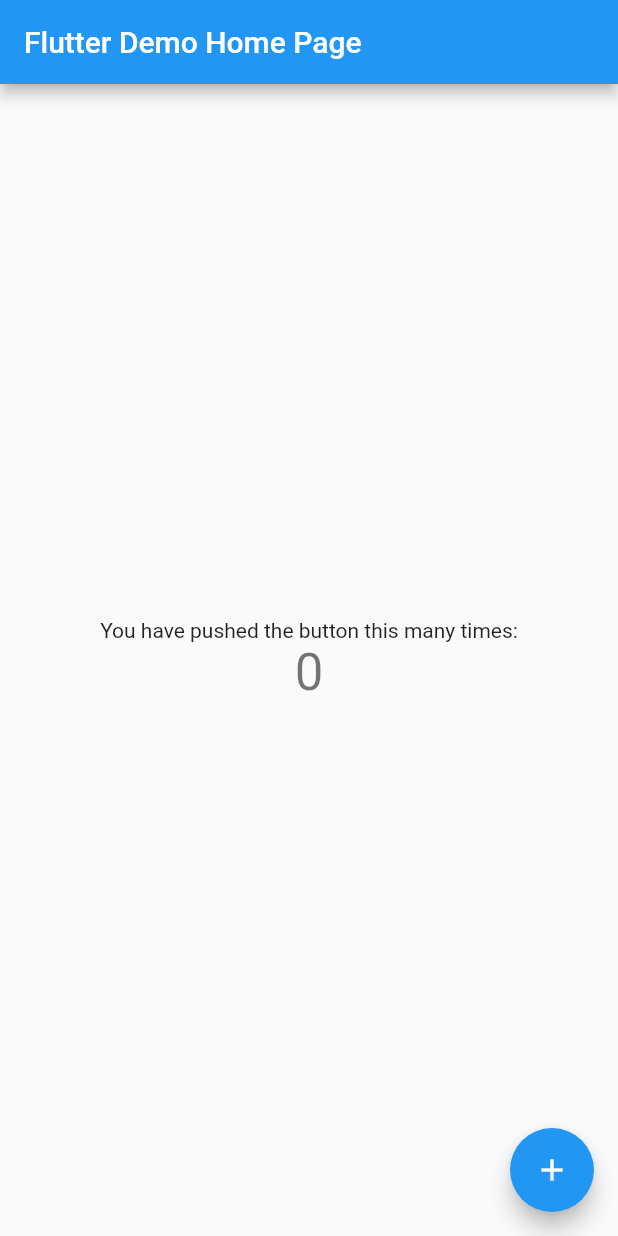
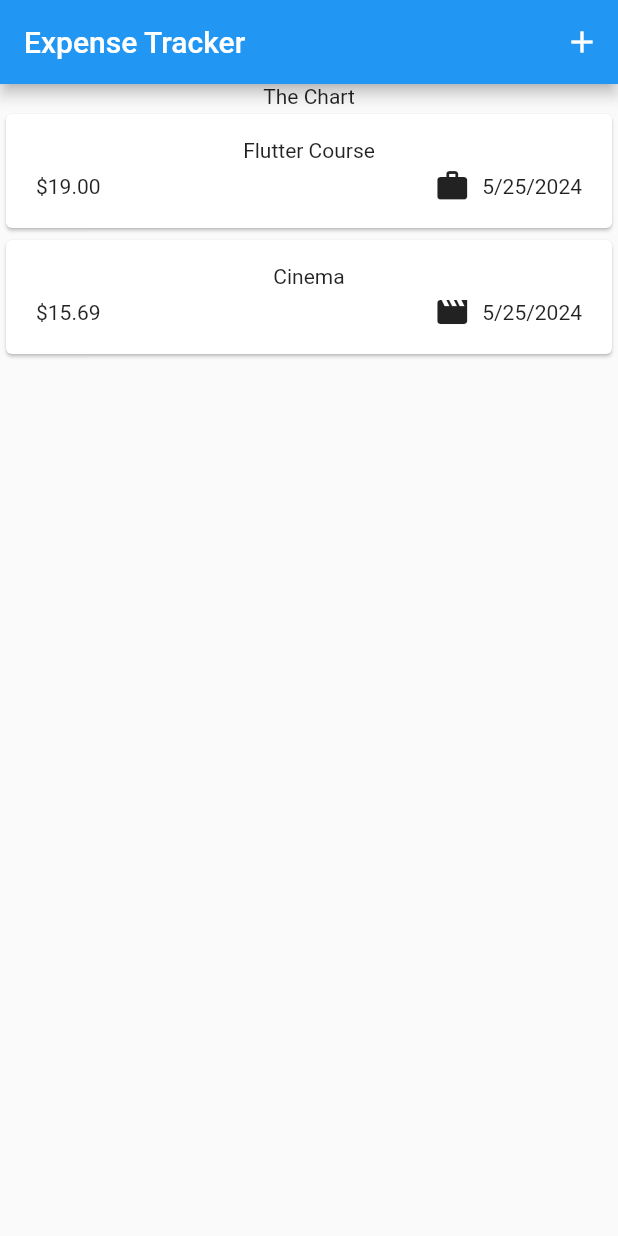
Before and after one commit to rollroti/expense-tracker, a Flutter app: the screen it shows after launch, on a phone screen of 412 x 824 dp. Run offline on Flutter 3.47's test engine with Material 2 defaults, Android fonts, the phone set to English and light mode, and no system bars.

Commit message:
Udemy Expense tracker

```diff
--- a/lib/main.dart
+++ b/lib/main.dart
@@ -1,115 +1,10 @@
 import 'package:flutter/material.dart';
+import 'package:expense_tracker/widgets/expenses.dart';
 
 void main() {
-  runApp(const MyApp());
+  runApp(
+    const MaterialApp(
+      home: Expenses(),
+    ),
+  );
 }
-
-class MyApp extends StatelessWidget {
-  const MyApp({super.key});
-
-  // This widget is the root of your application.
-  @override
-  Widget build(BuildContext context) {
-    return MaterialApp(
-      title: 'Flutter Demo',
-      theme: ThemeData(
-        // This is the theme of your application.
-        //
-        // Try running your application with "flutter run". You'll see the
-        // application has a blue toolbar. Then, without quitting the app, try
-        // changing the primarySwatch below to Colors.green and then invoke
-        // "hot reload" (press "r" in the console where you ran "flutter run",
-        // or simply save your changes to "hot reload" in a Flutter IDE).
-        // Notice that the counter didn't reset back to zero; the application
-        // is not restarted.
-        primarySwatch: Colors.blue,
-      ),
-      home: const MyHomePage(title: 'Flutter Demo Home Page'),
-    );
-  }
-}
-
-class MyHomePage extends StatefulWidget {
-  const MyHomePage({super.key, required this.title});
-
-  // This widget is the home page of your application. It is stateful, meaning
-  // that it has a State object (defined below) that contains fields that affect
-  // how it looks.
-
-  // This class is the configuration for the state. It holds the values (in this
-  // case the title) provided by the parent (in this case the App widget) and
-  // used by the build method of the State. Fields in a Widget subclass are
-  // always marked "final".
-
-  final String title;
-
-  @override
-  State<MyHomePage> createState() => _MyHomePageState();
-}
-
-class _MyHomePageState extends State<MyHomePage> {
-  int _counter = 0;
-
-  void _incrementCounter() {
-    setState(() {
-      // This call to setState tells the Flutter framework that something has
-      // changed in this State, which causes it to rerun the build method below
-      // so that the display can reflect the updated values. If we changed
-      // _counter without calling setState(), then the build method would not be
-      // called again, and so nothing would appear to happen.
-      _counter++;
-    });
-  }
-
-  @override
-  Widget build(BuildContext context) {
-    // This method is rerun every time setState is called, for instance as done
-    // by the _incrementCounter method above.
-    //
-    // The Flutter framework has been optimized to make rerunning build methods
-    // fast, so that you can just rebuild anything that needs updating rather
-    // than having to individually change instances of widgets.
-    return Scaffold(
-      appBar: AppBar(
-        // Here we take the value from the MyHomePage object that was created by
-        // the App.build method, and use it to set our appbar title.
-        title: Text(widget.title),
-      ),
-      body: Center(
-        // Center is a layout widget. It takes a single child and positions it
-        // in the middle of the parent.
-        child: Column(
-          // Column is also a layout widget. It takes a list of children and
-          // arranges them vertically. By default, it sizes itself to fit its
-          // children horizontally, and tries to be as tall as its parent.
-          //
-          // Invoke "debug painting" (press "p" in the console, choose the
-          // "Toggle Debug Paint" action from the Flutter Inspector in Android
-          // Studio, or the "Toggle Debug Paint" command in Visual Studio Code)
-          // to see the wireframe for each widget.
-          //
-          // Column has various properties to control how it sizes itself and
-          // how it positions its children. Here we use mainAxisAlignment to
-          // center the children vertically; the main axis here is the vertical
-          // axis because Columns are vertical (the cross axis would be
-          // horizontal).
-          mainAxisAlignment: MainAxisAlignment.center,
-          children: <Widget>[
-            const Text(
-              'You have pushed the button this many times:',
-            ),
-            Text(
-              '$_counter',
-              style: Theme.of(context).textTheme.headlineMedium,
-            ),
-          ],
-        ),
-      ),
-      floatingActionButton: FloatingActionButton(
-        onPressed: _incrementCounter,
-        tooltip: 'Increment',
-        child: const Icon(Icons.add),
-      ), // This trailing comma makes auto-formatting nicer for build methods.
-    );
-  }
-}
--- /dev/null
+++ b/lib/models/expense.dart
@@ -0,0 +1,41 @@
+import 'package:flutter/material.dart';
+
+import 'package:uuid/uuid.dart';
+import 'package:intl/intl.dart';
+
+final formatter = DateFormat.yMd();
+
+const uuid = Uuid();
+
+enum Catagory {
+  food,
+  travel,
+  leisure,
+  work,
+}
+
+const catagoryIcons = {
+  Catagory.food: Icons.lunch_dining,
+  Catagory.travel: Icons.flight_takeoff,
+  Catagory.leisure: Icons.movie,
+  Catagory.work: Icons.work,
+};
+
+class Expense {
+  Expense({
+    required this.title,
+    required this.amount,
+    required this.date,
+    required this.catagory,
+  }) : id = uuid.v4();
+
+  final String id;
+  final String title;
+  final double amount;
+  final DateTime date;
+  final Catagory catagory;
+
+  String get formattedDate {
+    return formatter.format(date);
+  }
+}
--- /dev/null
+++ b/lib/widgets/expenses.dart
@@ -0,0 +1,53 @@
+import 'package:flutter/material.dart';
+
+import 'package:expense_tracker/models/expense.dart';
+import 'package:expense_tracker/widgets/expenses_list/expenses_list.dart';
+
+class Expenses extends StatefulWidget {
+  const Expenses({super.key});
+
+  @override
+  State<Expenses> createState() {
+    return _ExpensesState();
+  }
+}
+
+class _ExpensesState extends State<Expenses> {
+  final List<Expense> _registeredExpenses = [
+    Expense(
+      title: 'Flutter Course',
+      amount: 19.00,
+      date: DateTime.now(),
+      catagory: Catagory.work,
+    ),
+    Expense(
+      title: 'Cinema',
+      amount: 15.69,
+      date: DateTime.now(),
+      catagory: Catagory.leisure,
+    ),
+  ];
+
+  @override
+  Widget build(BuildContext context) {
+    return Scaffold(
+      appBar: AppBar(
+        title: const Text('Expense Tracker'),
+        actions: [
+          IconButton(
+            onPressed: () {},
+            icon: const Icon(Icons.add),
+          ),
+        ],
+      ),
+      body: Column(
+        children: [
+          const Text('The Chart'),
+          Expanded(
+            child: ExpensesList(expenses: _registeredExpenses),
+          ),
+        ],
+      ),
+    );
+  }
+}
--- /dev/null
+++ b/lib/widgets/expenses_item.dart
@@ -0,0 +1,40 @@
+import 'package:flutter/material.dart';
+
+import 'package:expense_tracker/models/expense.dart';
+
+class ExpenseItem extends StatelessWidget {
+  const ExpenseItem(this.expense, {super.key});
+
+  final Expense expense;
+
+  @override
+  Widget build(BuildContext context) {
+    return Card(
+      child: Padding(
+        padding: const EdgeInsets.symmetric(
+          horizontal: 20.0,
+          vertical: 16.0,
+        ),
+        child: Column(
+          children: [
+            Text(expense.title),
+            const SizedBox(height: 4.0),
+            Row(
+              children: [
+                Text('\$${expense.amount.toStringAsFixed(2)}'),
+                const Spacer(),
+                Row(
+                  children: [
+                    Icon(catagoryIcons[expense.catagory]),
+                    const SizedBox(width: 8.0),
+                    Text(expense.formattedDate),
+                  ],
+                ),
+              ],
+            ),
+          ],
+        ),
+      ),
+    );
+  }
+}
--- /dev/null
+++ b/lib/widgets/expenses_list/expenses_list.dart
@@ -0,0 +1,22 @@
+import 'package:expense_tracker/widgets/expenses_item.dart';
+import 'package:flutter/material.dart';
+
+import 'package:expense_tracker/models/expense.dart';
+
+class ExpensesList extends StatelessWidget {
+  const ExpensesList({
+    super.key,
+    required this.expenses,
+  });
+
+  final List<Expense> expenses;
+
+  @override
+  Widget build(BuildContext context) {
+    return ListView.builder(
+      itemCount: expenses.length,
+      itemBuilder: (BuildContext ctx, int index) =>
+          ExpenseItem(expenses[index]),
+    );
+  }
+}
--- a/samples/cs310-basic-demo/lib/main.dart
+++ /dev/null
@@ -1,32 +0,0 @@
-import 'package:flutter/material.dart';
-import 'package:cs310_flutter_demo/app.dart';
-import 'package:cs310_flutter_demo/state.dart';
-import 'package:provider/provider.dart';
-
-void main() {
-  runApp(const MyApp());
-}
-
-class MyApp extends StatelessWidget {
-  const MyApp({super.key});
-
-  @override
-  Widget build(BuildContext context) {
-    return MaterialApp(
-      title: 'Flutter Demo',
-      home: Scaffold(
-        // This is the big blue bar at the top.
-        appBar: AppBar(
-          title: const Text('Magical Image Retriever'),
-        ),
-
-        // This is the app body, including the state provider.
-        // See app.dart to start writing code for the body.
-        body: ChangeNotifierProvider(
-          create: (context) => MyState(),
-          child: const AppBody(),
-        ),
-      ),
-    );
-  }
-}
--- a/samples/flutter-starter/lib/main.dart
+++ /dev/null
@@ -1,115 +0,0 @@
-import 'package:flutter/material.dart';
-
-void main() {
-  runApp(const MyApp());
-}
-
-class MyApp extends StatelessWidget {
-  const MyApp({super.key});
-
-  // This widget is the root of your application.
-  @override
-  Widget build(BuildContext context) {
-    return MaterialApp(
-      title: 'Flutter Demo',
-      theme: ThemeData(
-        // This is the theme of your application.
-        //
-        // Try running your application with "flutter run". You'll see the
-        // application has a blue toolbar. Then, without quitting the app, try
-        // changing the primarySwatch below to Colors.green and then invoke
-        // "hot reload" (press "r" in the console where you ran "flutter run",
-        // or simply save your changes to "hot reload" in a Flutter IDE).
-        // Notice that the counter didn't reset back to zero; the application
-        // is not restarted.
-        primarySwatch: Colors.blue,
-      ),
-      home: const MyHomePage(title: 'Flutter Demo Home Page'),
-    );
-  }
-}
-
-class MyHomePage extends StatefulWidget {
-  const MyHomePage({super.key, required this.title});
-
-  // This widget is the home page of your application. It is stateful, meaning
-  // that it has a State object (defined below) that contains fields that affect
-  // how it looks.
-
-  // This class is the configuration for the state. It holds the values (in this
-  // case the title) provided by the parent (in this case the App widget) and
-  // used by the build method of the State. Fields in a Widget subclass are
-  // always marked "final".
-
-  final String title;
-
-  @override
-  State<MyHomePage> createState() => _MyHomePageState();
-}
-
-class _MyHomePageState extends State<MyHomePage> {
-  int _counter = 0;
-
-  void _incrementCounter() {
-    setState(() {
-      // This call to setState tells the Flutter framework that something has
-      // changed in this State, which causes it to rerun the build method below
-      // so that the display can reflect the updated values. If we changed
-      // _counter without calling setState(), then the build method would not be
-      // called again, and so nothing would appear to happen.
-      _counter++;
-    });
-  }
-
-  @override
-  Widget build(BuildContext context) {
-    // This method is rerun every time setState is called, for instance as done
-    // by the _incrementCounter method above.
-    //
-    // The Flutter framework has been optimized to make rerunning build methods
-    // fast, so that you can just rebuild anything that needs updating rather
-    // than having to individually change instances of widgets.
-    return Scaffold(
-      appBar: AppBar(
-        // Here we take the value from the MyHomePage object that was created by
-        // the App.build method, and use it to set our appbar title.
-        title: Text(widget.title),
-      ),
-      body: Center(
-        // Center is a layout widget. It takes a single child and positions it
-        // in the middle of the parent.
-        child: Column(
-          // Column is also a layout widget. It takes a list of children and
-          // arranges them vertically. By default, it sizes itself to fit its
-          // children horizontally, and tries to be as tall as its parent.
-          //
-          // Invoke "debug painting" (press "p" in the console, choose the
-          // "Toggle Debug Paint" action from the Flutter Inspector in Android
-          // Studio, or the "Toggle Debug Paint" command in Visual Studio Code)
-          // to see the wireframe for each widget.
-          //
-          // Column has various properties to control how it sizes itself and
-          // how it positions its children. Here we use mainAxisAlignment to
-          // center the children vertically; the main axis here is the vertical
-          // axis because Columns are vertical (the cross axis would be
-          // horizontal).
-          mainAxisAlignment: MainAxisAlignment.center,
-          children: <Widget>[
-            const Text(
-              'You have pushed the button this many times:',
-            ),
-            Text(
-              '$_counter',
-              style: Theme.of(context).textTheme.headlineMedium,
-            ),
-          ],
-        ),
-      ),
-      floatingActionButton: FloatingActionButton(
-        onPressed: _incrementCounter,
-        tooltip: 'Increment',
-        child: const Icon(Icons.add),
-      ), // This trailing comma makes auto-formatting nicer for build methods.
-    );
-  }
-}
```
Also changed, not shown: pubspec.yaml (+5 -2 lines), samples/cs310-basic-demo/lib/app.dart (deleted, +0 -36 lines), samples/cs310-basic-demo/lib/state.dart (deleted, +0 -24 lines), samples/cs310-basic-demo/pubspec.yaml (deleted, +0 -92 lines), samples/flutter-starter/pubspec.yaml (deleted, +0 -90 lines), 3 other files.
